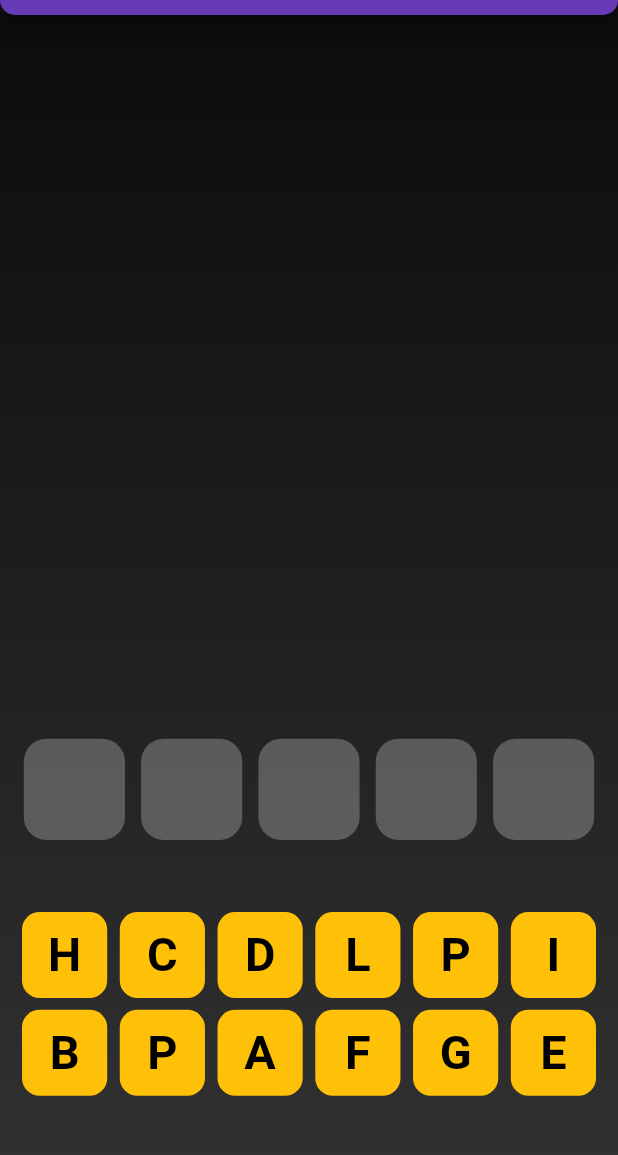
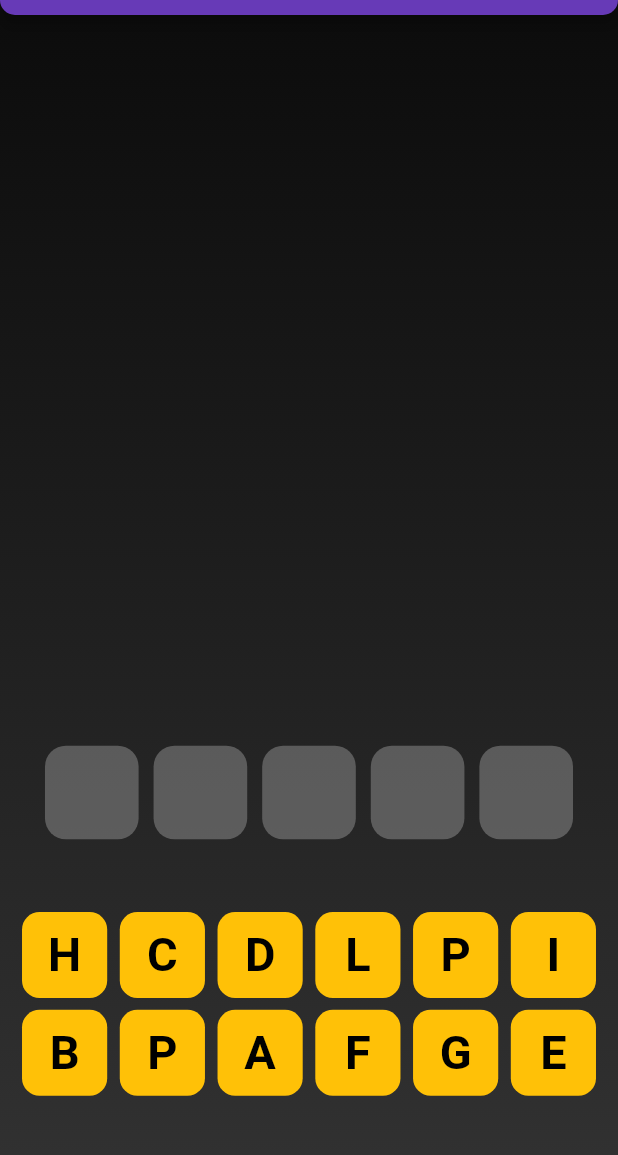
Before and after one commit to codeACDC/dissertation_work, a Flutter app: the screen it shows after launch, on a phone screen of 412 x 824 dp, the part 69-1224 px from its top. Run offline on Flutter 3.47's test engine with Material 2 defaults, Android fonts, the phone set to English and light mode, and no system bars; drawn by our look-alikes of confetti; our stand-ins replace bloc, cached_network_image, equatable, flutter_bloc; network calls fail.

Commit message:
animation 4

```diff
--- a/lib/constants/constants.dart
+++ b/lib/constants/constants.dart
@@ -7,8 +7,6 @@ class Constants {
     'W', 'X', 'Y', 'Z'
   ];
 
-  static const List<String> keyWords = ['apple'];
-
 }
 
 class ConstColor {
--- a/lib/constants/methods/methods.dart
+++ b/lib/constants/methods/methods.dart
@@ -1,3 +1,7 @@
+
+import 'package:confetti/confetti.dart';
+import 'package:dissertation_work/widgets/widgets.dart';
+import 'package:flutter/material.dart';
 
 import '../../widgets/models/letter_model.dart';
 
@@ -16,8 +20,8 @@ double giveW({
 }
 
 bool containsKeyExtend({
-  required LetterClass letterClassObject,
-  required Map<LetterClass, List<dynamic>> letterMap,
+  required LetterModel letterClassObject,
+  required Map<LetterModel, List<dynamic>> letterMap,
 }) {
   bool isEqual = letterMap.keys.toList().any((element) {
     return element.letter == letterClassObject.letter &&
@@ -30,15 +34,60 @@ bool containsKeyExtend({
   }
 }
 
-dynamic valueExtend({ required Map<LetterClass, List<dynamic>> letterMap,
-  required LetterClass letterObject,}){
-  List<LetterClass> letterKeys = letterMap.keys.toList();
+dynamic valueExtend({
+  required Map<LetterModel, List<dynamic>> letterMap,
+  required LetterModel letterObject,
+}) {
+  List<LetterModel> letterKeys = letterMap.keys.toList();
   List<dynamic> letterValues = letterMap.values.toList();
 
-  int valueIndex = letterKeys.indexWhere((element){
-    return element.id == letterObject.id && element.letter == letterObject.letter;
+  int valueIndex = letterKeys.indexWhere((element) {
+    return element.id == letterObject.id &&
+        element.letter == letterObject.letter;
   });
 
   return letterValues[valueIndex];
+}
 
+Color answerColor(bool? answer) {
+  if (answer == null) {
+    return Colors.white.withOpacity(0.0);
+  } else {
+    Color tempColor =
+        answer ? Colors.green.withOpacity(0.6) : Colors.red.withOpacity(0.6);
+    return tempColor;
+  }
 }
+
+void showCongratulation({
+  required bool? isCorrect,
+  required BuildContext context,
+  required double mh,
+  required double mw,
+  required ConfettiController confettiController,
+}) {
+  if (isCorrect == true) {
+    Future.delayed(
+      Duration.zero,
+      () {
+        ScaffoldMessenger.of(context).showSnackBar(SnackBar(
+          shape: RoundedRectangleBorder(
+              borderRadius: BorderRadius.circular(giveH(size: 10, mh: mh))),
+          content:  Builder(
+            builder: (context) {
+              confettiController.play();
+              return SizedBox(
+                      height: giveH(size: 50, mh: mh),
+                      child: flexTextWidget(
+                          text: 'Правильно!', fontSize: giveH(size: 20, mh: mh), color: Colors.white));
+            }
+          ),
+          duration: const Duration(seconds: 2),
+          dismissDirection: DismissDirection.none,
+          backgroundColor: Colors.deepPurple[800],
+          elevation: giveW(size: 5, mw: mw),
+        ));
+      },
+    );
+  }
+}
--- a/lib/pages/main_page_body/main_page_body_view.dart
+++ b/lib/pages/main_page_body/main_page_body_view.dart
@@ -1,4 +1,6 @@
-import 'package:cached_network_image/cached_network_image.dart';
+import 'dart:math';
+
+import 'package:confetti/confetti.dart';
 import 'package:dissertation_work/bloc/image_loader/image_loader_cubit.dart';
 import 'package:dissertation_work/pages/main_page_body/grid_of_image.dart';
 import "package:flutter/material.dart";
@@ -7,9 +9,10 @@ import 'package:flutter_bloc/flutter_bloc.dart';
 import '../../constants/constants.dart';
 import '../../constants/methods/methods.dart';
 
-import '../../widgets/custom_widget.dart';
+import '../../widgets/animated_empty_list_widget.dart';
 import '../../widgets/models/letter_model.dart';
 import '../../widgets/models/replace_model.dart';
+import '../../widgets/random_letter_list_widget.dart';
 import '../../widgets/replace_inherited_widget.dart';
 
 class MainPageBody extends StatefulWidget {
@@ -20,15 +23,23 @@ class MainPageBody extends StatefulWidget {
 }
 
 class _MainPageBodyState extends State<MainPageBody> {
-  late Map<LetterClass, List<dynamic>> saveIndexArray;
-  late List<LetterClass> randomLetterList;
-  late List<LetterClass> emptyStringList;
+  late Map<LetterModel, List<dynamic>> saveIndexArray;
+  late List<LetterModel> randomLetterList;
+  late List<LetterModel> emptyStringList;
+  late String tempKeyWord;
+  late CorrectAnswerModel correctAnswerModel;
+  late Alignment inCorrectAnswerAlign;
+  static List keyWords = ['apple', null];
+  final confettiController =
+      ConfettiController(duration: const Duration(seconds: 1));
 
   @override
   void initState() {
     //Preparation data
-    List<String> tempRandomLetterList =
-        Constants.keyWords[0].toUpperCase().split('');
+    tempKeyWord = keyWords[0];
+    correctAnswerModel =
+        CorrectAnswerModel(correctAnswer: tempKeyWord, isCorrect: keyWords[1]);
+    List<String> tempRandomLetterList = tempKeyWord.toUpperCase().split('');
 
     tempRandomLetterList.addAll(Constants.alphabetList.where((elem) =>
         !tempRandomLetterList.contains(elem) &&
@@ -36,20 +47,20 @@ class _MainPageBodyState extends State<MainPageBody> {
     tempRandomLetterList.shuffle();
 
     List<String> tempEmptyStringList =
-        List<String>.filled(Constants.keyWords[0].length, '');
+        List<String>.filled(tempKeyWord.length, '');
 
     //Preparation LetterClass List
     saveIndexArray = {};
 
     randomLetterList = tempRandomLetterList
-        .map((e) => LetterClass(
+        .map((e) => LetterModel(
               letter: e,
               id: UniqueKey().toString(),
             ))
         .toList();
 
     emptyStringList = tempEmptyStringList
-        .map((e) => LetterClass(
+        .map((e) => LetterModel(
               letter: e,
               id: UniqueKey().toString(),
             ))
@@ -67,11 +78,17 @@ class _MainPageBodyState extends State<MainPageBody> {
           double mh = constraints.maxHeight;
           double mw = constraints.maxWidth;
 
-          ReplaceInherited.of(context).randomLetterListSetter =
-              randomLetterList;
-          ReplaceInherited.of(context).emptyStringListSetter = emptyStringList;
-          ReplaceInherited.of(context).saveIndexArraySetter = saveIndexArray;
-          ReplaceInherited.of(context).keyWordSetter = Constants.keyWords[0];
+          ReplaceInherited.of(context).randomLetterList = randomLetterList;
+          ReplaceInherited.of(context).emptyStringList = emptyStringList;
+          ReplaceInherited.of(context).saveIndexArray = saveIndexArray;
+          ReplaceInherited.of(context).correctAnswerModel = correctAnswerModel;
+          showCongratulation(
+            confettiController: confettiController,
+              isCorrect:
+                  ReplaceInherited.of(context).correctAnswerModel!.isCorrect,
+              context: context,
+              mh: mh,
+              mw: mw);
 
           return Container(
             height: mh,
@@ -88,8 +105,14 @@ class _MainPageBodyState extends State<MainPageBody> {
               //Image load bloc
               child: BlocProvider<ImageLoaderCubit>(
                 create: (context) =>
-                    ImageLoaderCubit(searchText: Constants.keyWords[0])
-                      ..getPhotos(),
+                    ImageLoaderCubit(searchText: tempKeyWord)..getPhotos(),
+                child: ConfettiWidget(
+                  maxBlastForce: 50,
+                  gravity: 0.5,
+                  numberOfParticles: 50,
+                  blastDirection: -pi / 2,
+                  blastDirectionality: BlastDirectionality.explosive,
+                  confettiController: confettiController,
                   child: Column(
                     mainAxisSize: MainAxisSize.min,
                     mainAxisAlignment: MainAxisAlignment.end,
@@ -132,50 +155,17 @@ class _MainPageBodyState extends State<MainPageBody> {
                       ),
 
                       //Empty widget list
-                    Container(
-                      width: mw,
-                      margin: EdgeInsets.symmetric(
-                          vertical: giveH(size: 10, mh: mh)),
-                      child: FittedBox(
-                        fit: BoxFit.cover,
-                        child: Row(
-                          mainAxisAlignment: MainAxisAlignment.center,
-                          children: ReplaceInherited.of(context)
-                              .emptyStringList!
-                              .map((e) => CustomWidget(
+                      AnimatedEmptyListWidget(
                         mw: mw,
                         mh: mh,
-                                    letterElem: e,
-                                  ))
-                              .toList(),
-                        ),
-                      ),
+                        correctAnswerModel:
+                            ReplaceInherited.of(context).correctAnswerModel,
                       ),
 
                       //Letter widget list
-                    Container(
-                      height: giveH(size: 79, mh: mh),
-                      margin: EdgeInsets.symmetric(
-                          vertical: giveH(size: 10, mh: mh)),
-                      child: GridView.builder(
-                        physics: const NeverScrollableScrollPhysics(),
-                        itemCount: ReplaceInherited.of(context)
-                            .randomLetterList!
-                            .length,
-                        gridDelegate:
-                            const SliverGridDelegateWithFixedCrossAxisCount(
-                                crossAxisCount: 6),
-                        itemBuilder: (context, index) {
-                          return CustomWidget(
-                            mw: mw,
-                            mh: mh,
-                            letterElem: ReplaceInherited.of(context)
-                                .randomLetterList![index],
-                          );
-                        },
+                      RandomLetterListWidget(mh: mh, mw: mw)
+                    ],
                   ),
-                    )
-                  ],
                 ),
               ),
             ),
--- /dev/null
+++ b/lib/widgets/animated_empty_list_widget.dart
@@ -0,0 +1,57 @@
+import 'package:dissertation_work/widgets/models/letter_model.dart';
+import 'package:flutter/material.dart';
+
+import '../constants/methods/methods.dart';
+import 'custom_widget.dart';
+import 'replace_inherited_widget.dart';
+
+class AnimatedEmptyListWidget extends StatelessWidget {
+  const AnimatedEmptyListWidget({
+    Key? key,
+    required this.mw,
+    required this.mh,
+    required this.correctAnswerModel,
+  }) : super(key: key);
+
+  final double mw;
+  final double mh;
+  final CorrectAnswerModel? correctAnswerModel;
+
+  @override
+  Widget build(BuildContext context) {
+    return AnimatedAlign(
+      alignment: ReplaceInherited.of(context).inCorrectAnswerAlign ?? Alignment.center,
+      duration: const Duration(milliseconds: 300),
+
+      child: Container(
+        height: giveW(size: 70, mw: mw),
+        width: mw - 50,
+        decoration: BoxDecoration(
+            boxShadow: [
+              BoxShadow(
+                  blurRadius: giveH(size: 10, mh: mh),
+                  color: answerColor(correctAnswerModel!.isCorrect))
+            ],
+            borderRadius:
+            BorderRadius.circular(giveH(size: 10, mh: mh))),
+        margin: EdgeInsets.symmetric(
+            vertical: giveH(size: 10, mh: mh)),
+        child: FittedBox(
+          fit: BoxFit.contain,
+          child: Row(
+            mainAxisAlignment: MainAxisAlignment.center,
+            children:
+            (ReplaceInherited.of(context)
+                .emptyStringList ?? [])
+                .map((e) => CustomWidget(
+              mw: mw,
+              mh: mh,
+              letterElem: e,
+            ))
+                .toList(),
+          ),
+        ),
+      ),
+    );
+  }
+}
--- a/lib/widgets/custom_widget.dart
+++ b/lib/widgets/custom_widget.dart
@@ -15,11 +15,10 @@ class CustomWidget extends StatelessWidget {
 
   final double mw;
   final double mh;
-  final LetterClass letterElem;
+  final LetterModel letterElem;
 
   @override
   Widget build(BuildContext context) {
-    bool isTap = false;
     var tempLetter = letterElem.letter;
     return tempLetter != ''
         ? StatefulBuilder(
@@ -29,10 +28,9 @@ class CustomWidget extends StatelessWidget {
                 child: InkWell(
                   borderRadius: BorderRadius.circular(6),
                   onTap: () {
-                    setState((){
-                      isTap = true;
-                    });
                       ReplaceInherited.of(context).replaceItems(letterElem);
+                      ReplaceInherited.of(context).checkAnswer();
+                      ReplaceInherited.of(context).changeAlign();
                   },
                   child: Container(
                     height:  giveW(size: 50, mw: mw),
--- a/lib/widgets/models/letter_model.dart
+++ b/lib/widgets/models/letter_model.dart
@@ -1,9 +1,19 @@
-class LetterClass {
+class LetterModel {
   final String letter;
   final String id;
 
-  LetterClass({
+  LetterModel({
     required this.letter,
     required this.id,
   });
 }
+
+class CorrectAnswerModel {
+  final String correctAnswer;
+  bool? isCorrect;
+
+  CorrectAnswerModel({
+    required this.correctAnswer,
+    required this.isCorrect,
+  });
+}
--- /dev/null
+++ b/lib/widgets/random_letter_list_widget.dart
@@ -0,0 +1,42 @@
+import 'package:flutter/material.dart';
+
+import '../constants/methods/methods.dart';
+import 'custom_widget.dart';
+import 'replace_inherited_widget.dart';
+
+class RandomLetterListWidget extends StatelessWidget {
+  const RandomLetterListWidget({
+    Key? key,
+    required this.mh,
+    required this.mw,
+  }) : super(key: key);
+
+  final double mh;
+  final double mw;
+
+  @override
+  Widget build(BuildContext context) {
+    return Container(
+      height: giveH(size: 79, mh: mh),
+      margin: EdgeInsets.symmetric(
+          vertical: giveH(size: 10, mh: mh)),
+      child: GridView.builder(
+        physics: const NeverScrollableScrollPhysics(),
+        itemCount: (ReplaceInherited.of(context)
+            .randomLetterList ?? [])
+            .length,
+        gridDelegate:
+        const SliverGridDelegateWithFixedCrossAxisCount(
+            crossAxisCount: 6),
+        itemBuilder: (context, index) {
+          return CustomWidget(
+            mw: mw,
+            mh: mh,
+            letterElem: ReplaceInherited.of(context)
+                .randomLetterList![index],
+          );
+        },
+      ),
+    );
+  }
+}
--- a/pubspec.yaml
+++ b/pubspec.yaml
@@ -39,6 +39,7 @@ dependencies:
   equatable: ^2.0.3
   http: ^0.13.4
   cached_network_image: ^3.2.1
+  confetti: ^0.7.0
 
 dev_dependencies:
   flutter_test:
```
Also changed, not shown: lib/widgets/models/replace_model.dart (+83 -34 lines), pubspec.lock. Lines whose indentation alone changed are shown as unchanged.
